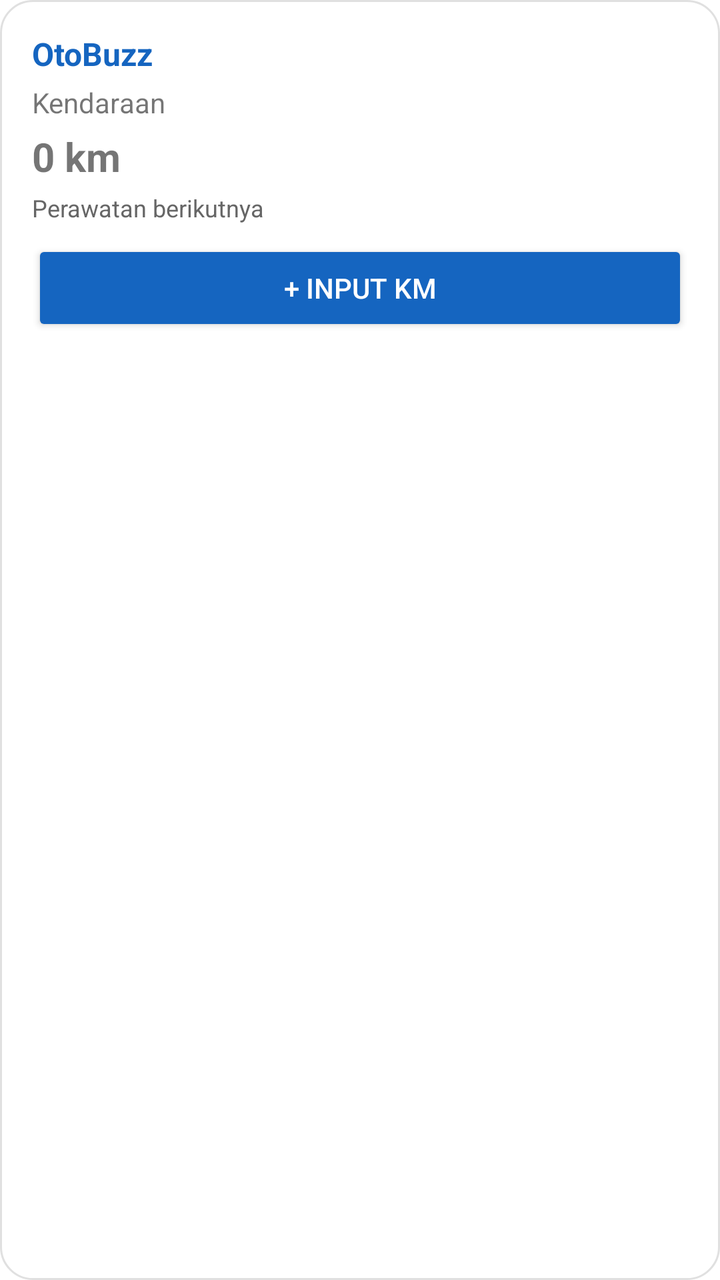
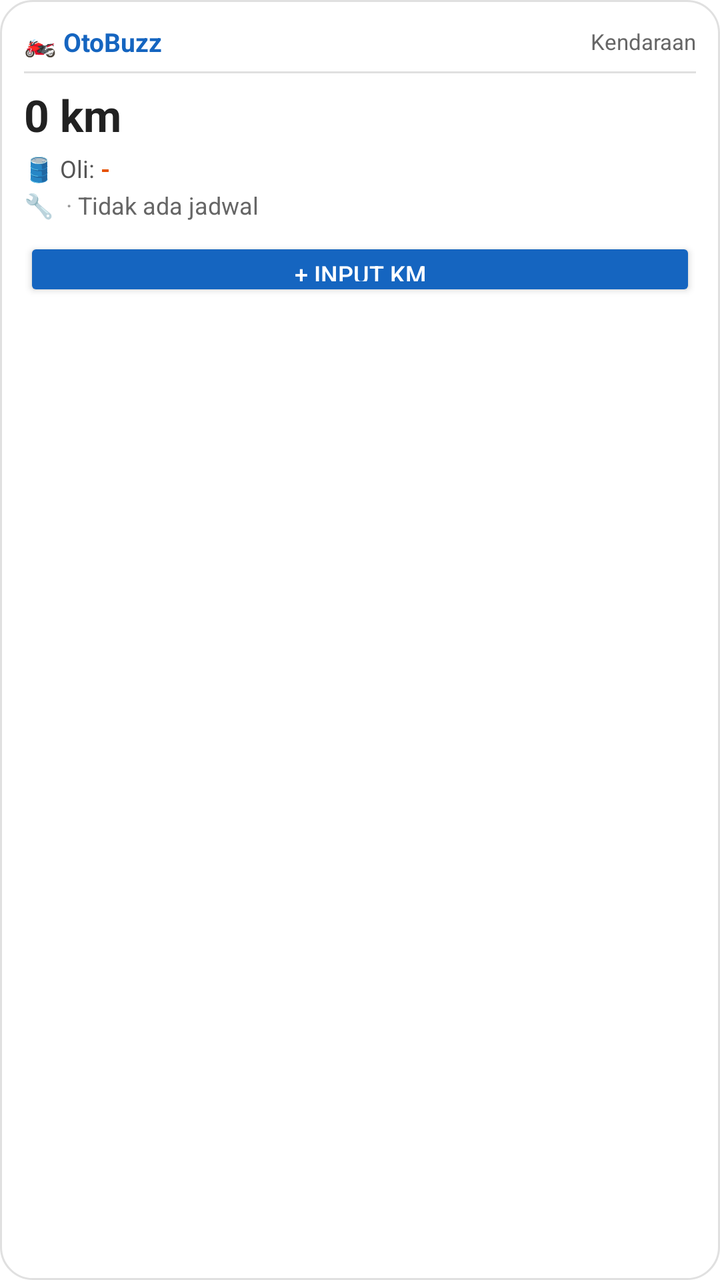

Compare the two renders of this Android layout. The source of the first and the diff that turns it into the second are given below.
<!-- AndroidManifest.xml: fallback theme Theme.MaterialComponents.DayNight.NoActionBar -->
<!-- res/layout/widget_otobuzz.xml -->
<?xml version="1.0" encoding="utf-8"?>
<LinearLayout xmlns:android="http://schemas.android.com/apk/res/android"
    android:layout_width="match_parent"
    android:layout_height="match_parent"
    android:orientation="vertical"
    android:padding="16dp"
    android:background="@drawable/widget_background">

    <TextView
        android:id="@+id/widget_title"
        android:layout_width="match_parent"
        android:layout_height="wrap_content"
        android:text="OtoBuzz"
        android:textSize="16sp"
        android:textStyle="bold"
        android:textColor="#1565C0" />

    <TextView
        android:id="@+id/widget_vehicle_name"
        android:layout_width="match_parent"
        android:layout_height="wrap_content"
        android:text="Kendaraan"
        android:textSize="14sp"
        android:layout_marginTop="4dp" />

    <TextView
        android:id="@+id/widget_total_km"
        android:layout_width="match_parent"
        android:layout_height="wrap_content"
        android:text="0 km"
        android:textSize="20sp"
        android:textStyle="bold"
        android:layout_marginTop="4dp" />

    <TextView
        android:id="@+id/widget_next_maintenance"
        android:layout_width="match_parent"
        android:layout_height="wrap_content"
        android:text="Perawatan berikutnya"
        android:textSize="12sp"
        android:textColor="#666666"
        android:layout_marginTop="4dp" />

    <Button
        android:id="@+id/widget_add_km_button"
        android:layout_width="match_parent"
        android:layout_height="wrap_content"
        android:text="+ Input KM"
        android:layout_marginTop="8dp"
        android:backgroundTint="#1565C0"
        android:textColor="#FFFFFF" />
</LinearLayout>
<!-- resources referenced by this layout -->
<resources>
  <!-- drawable widget_background (drawable) -->
  <?xml version="1.0" encoding="utf-8"?>
  <shape xmlns:android="http://schemas.android.com/apk/res/android">
      <solid android:color="#FFFFFF" />
      <corners android:radius="16dp" />
      <stroke android:width="1dp" android:color="#E0E0E0" />
  </shape>
</resources>

<!-- the commit's change to res/layout/widget_otobuzz.xml (unified diff, before → after) -->
@@ -3,50 +3,128 @@
     android:layout_width="match_parent"
     android:layout_height="match_parent"
     android:orientation="vertical"
-    android:padding="16dp"
+    android:padding="12dp"
     android:background="@drawable/widget_background">
 
-    <TextView
-        android:id="@+id/widget_title"
+    
+    <LinearLayout
         android:layout_width="match_parent"
         android:layout_height="wrap_content"
-        android:text="OtoBuzz"
-        android:textSize="16sp"
-        android:textStyle="bold"
-        android:textColor="#1565C0" />
+        android:orientation="horizontal"
+        android:gravity="center_vertical">
 
-    <TextView
-        android:id="@+id/widget_vehicle_name"
+        <TextView
+            android:layout_width="0dp"
+            android:layout_height="wrap_content"
+            android:layout_weight="1"
+            android:text="🏍️ OtoBuzz"
+            android:textSize="13sp"
+            android:textStyle="bold"
+            android:textColor="#1565C0" />
+
+        <TextView
+            android:id="@+id/widget_vehicle_name"
+            android:layout_width="wrap_content"
+            android:layout_height="wrap_content"
+            android:text="Kendaraan"
+            android:textSize="11sp"
+            android:textColor="#666666"
+            android:maxLines="1"
+            android:ellipsize="end" />
+    </LinearLayout>
+
+    
+    <View
         android:layout_width="match_parent"
-        android:layout_height="wrap_content"
-        android:text="Kendaraan"
-        android:textSize="14sp"
-        android:layout_marginTop="4dp" />
+        android:layout_height="1dp"
+        android:background="#E0E0E0"
+        android:layout_marginTop="6dp"
+        android:layout_marginBottom="6dp" />
 
+    
     <TextView
         android:id="@+id/widget_total_km"
         android:layout_width="match_parent"
         android:layout_height="wrap_content"
         android:text="0 km"
-        android:textSize="20sp"
+        android:textSize="22sp"
         android:textStyle="bold"
-        android:layout_marginTop="4dp" />
+        android:textColor="#212121" />
 
-    <TextView
-        android:id="@+id/widget_next_maintenance"
+    
+    <LinearLayout
         android:layout_width="match_parent"
         android:layout_height="wrap_content"
-        android:text="Perawatan berikutnya"
-        android:textSize="12sp"
-        android:textColor="#666666"
-        android:layout_marginTop="4dp" />
+        android:orientation="horizontal"
+        android:gravity="center_vertical"
+        android:layout_marginTop="4dp">
 
+        <TextView
+            android:layout_width="wrap_content"
+            android:layout_height="wrap_content"
+            android:text="🛢️ Oli: "
+            android:textSize="12sp"
+            android:textColor="#555555" />
+
+        <TextView
+            android:id="@+id/widget_oil_km_remaining"
+            android:layout_width="wrap_content"
+            android:layout_height="wrap_content"
+            android:text="-"
+            android:textSize="12sp"
+            android:textStyle="bold"
+            android:textColor="#E65100" />
+    </LinearLayout>
+
+    
+    <LinearLayout
+        android:layout_width="match_parent"
+        android:layout_height="wrap_content"
+        android:orientation="horizontal"
+        android:gravity="center_vertical"
+        android:layout_marginTop="2dp">
+
+        <TextView
+            android:layout_width="wrap_content"
+            android:layout_height="wrap_content"
+            android:text="🔧 "
+            android:textSize="12sp" />
+
+        <TextView
+            android:id="@+id/widget_next_maintenance_type"
+            android:layout_width="wrap_content"
+            android:layout_height="wrap_content"
+            android:text=""
+            android:textSize="12sp"
+            android:textColor="#333333" />
+
+        <TextView
+            android:layout_width="wrap_content"
+            android:layout_height="wrap_content"
+            android:text=" · "
+            android:textSize="12sp"
+            android:textColor="#999999" />
+
+        <TextView
+            android:id="@+id/widget_next_maintenance"
+            android:layout_width="0dp"
+            android:layout_height="wrap_content"
+            android:layout_weight="1"
+            android:text="Tidak ada jadwal"
+            android:textSize="12sp"
+            android:textColor="#666666"
+            android:maxLines="1"
+            android:ellipsize="end" />
+    </LinearLayout>
+
+    
     <Button
         android:id="@+id/widget_add_km_button"
         android:layout_width="match_parent"
-        android:layout_height="wrap_content"
+        android:layout_height="32dp"
         android:text="+ Input KM"
         android:layout_marginTop="8dp"
         android:backgroundTint="#1565C0"
-        android:textColor="#FFFFFF" />
+        android:textColor="#FFFFFF"
+        android:textSize="12sp" />
 </LinearLayout>
